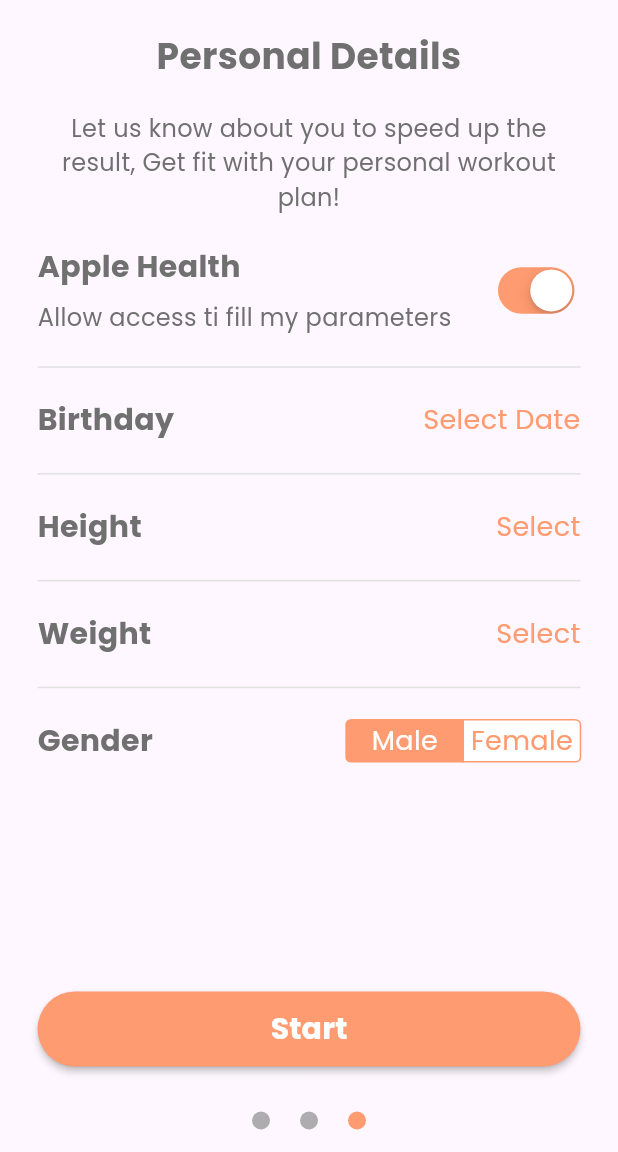
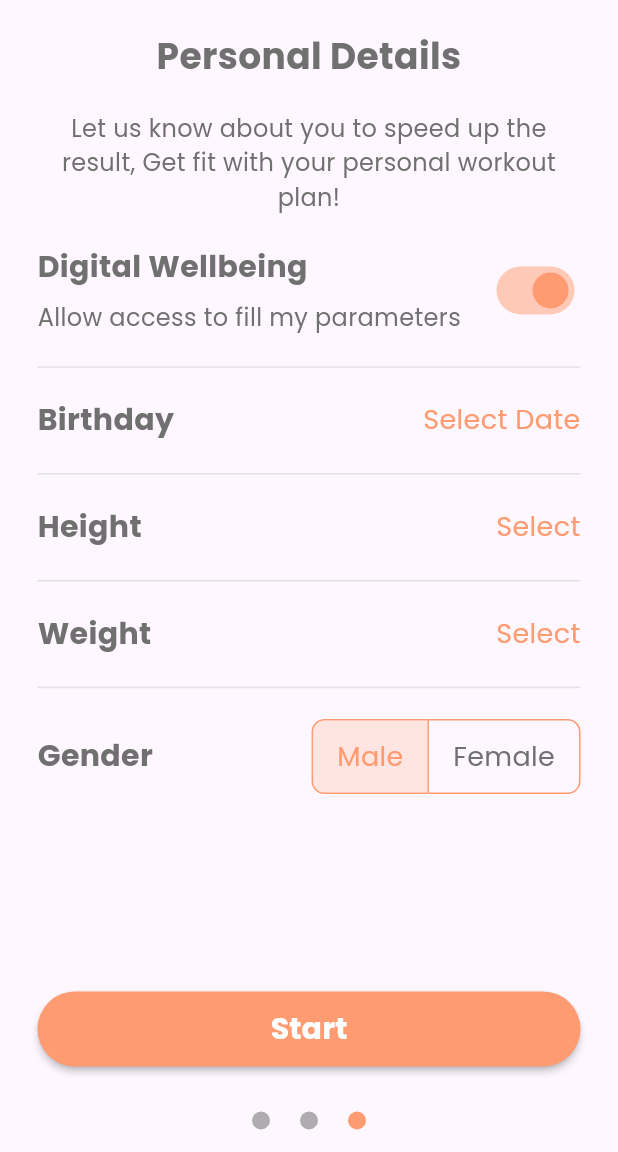
Before and after one commit to prajapati-het/GymPal-A_Home_Fitness_App, a Flutter app: the Step3View screen opened directly, on a phone screen of 412 x 824 dp, the part 84-1236 px from its top. Run offline on Flutter 3.47's test engine with Material 3 defaults, Android fonts, the phone set to English and light mode, and no system bars; our stand-ins replace carousel_slider, flutter_rating_bar.

Commit message:
some android widget changes

```diff
--- a/lib/common_widget/select_picker.dart
+++ b/lib/common_widget/select_picker.dart
@@ -1,15 +1,19 @@
-import 'package:flutter/cupertino.dart';
 import 'package:flutter/material.dart';
-
 import '../common/Color.dart';
-
 
 class SelectPicker extends StatelessWidget {
   final String? selectVal;
   final String title;
-  final List allVal;
-  final Function( String) didChange;
-  const SelectPicker({super.key,required this.title, required this.allVal , required this.didChange, this.selectVal});
+  final List<String> allVal;
+  final Function(String) didChange;
+
+  const SelectPicker({
+    super.key,
+    required this.title,
+    required this.allVal,
+    required this.didChange,
+    this.selectVal,
+  });
 
   @override
   Widget build(BuildContext context) {
@@ -17,7 +21,7 @@ class SelectPicker extends StatelessWidget {
 
     return InkWell(
       onTap: () {
-        showCupertinoModalPopup(
+        showModalBottomSheet(
           context: context,
           builder: (context) {
             return Container(
@@ -37,36 +41,43 @@ class SelectPicker extends StatelessWidget {
                           style: TextStyle(
                             color: AppColor.secondaryText,
                             fontSize: 16,
-                                  fontWeight: FontWeight.w700),
-                            ))
+                            fontWeight: FontWeight.w700,
+                          ),
+                        ),
+                      ),
                     ],
                   ),
-                    SizedBox(
-                        height: 200,
-                        child: CupertinoPicker(
-                            onSelectedItemChanged: (index) {
-                              didChange(allVal[index]);
-                            },
+                  Expanded(
+                    child: ListView.builder(
+                      itemCount: allVal.length,
                       itemExtent: 40,
-                            magnification: 1.2,
-                            children: allVal.map((itemObj) {
-                              return  Text(
-                                itemObj.toString(),
+                      itemBuilder: (context, index) {
+                        return ListTile(
+                          title: Text(
+                            allVal[index],
+                            textAlign: TextAlign.center,
                             style: TextStyle(
                               color: AppColor.secondaryText,
                               fontSize: 16,
-                                    fontWeight: FontWeight.w700),
+                              fontWeight: FontWeight.w700,
+                            ),
+                          ),
+                          onTap: () {
+                            didChange(allVal[index]);
+                            Navigator.pop(context);
+                          },
                         );
-                            }).toList() ) ),
-
+                      },
+                    ),
+                  ),
                 ],
               ),
             );
-            });
+          },
+        );
       },
       child: Padding(
-        padding:
-        EdgeInsets.symmetric(vertical: media.width * 0.05),
+        padding: EdgeInsets.symmetric(vertical: media.width * 0.05),
         child: Row(
           mainAxisAlignment: MainAxisAlignment.spaceBetween,
           children: [
@@ -75,17 +86,18 @@ class SelectPicker extends StatelessWidget {
               style: TextStyle(
                 color: AppColor.secondaryText,
                 fontSize: 20,
-                  fontWeight: FontWeight.w700),
+                fontWeight: FontWeight.w700,
+              ),
             ),
             const SizedBox(
               height: 8,
             ),
             Text(
-              selectVal ??
-                  "Select"
-              ,
+              selectVal ?? "Select",
               style: TextStyle(
-                  color: AppColor.primary, fontSize: 18),
+                color: AppColor.primary,
+                fontSize: 18,
+              ),
             ),
           ],
         ),
--- a/lib/view/home_view/home_view.dart
+++ b/lib/view/home_view/home_view.dart
@@ -197,7 +197,9 @@ class _HomeViewState extends State<HomeView> {
                               isLast: true,
                               onPressed: () {}),
                           const Spacer(),
-                          SizedBox(
+                          Expanded(
+                            child: SafeArea(
+                              child: SizedBox(
                                 width: 150,
                                 height: 40,
                                 child: RoundButton(
@@ -218,6 +220,8 @@ class _HomeViewState extends State<HomeView> {
                                       }
                                     }),
                               ),
+                            ),
+                          ),
                           const SizedBox(
                             height: 20,
                           )
--- a/lib/view/login/step2_view.dart
+++ b/lib/view/login/step2_view.dart
@@ -53,7 +53,7 @@ class _Step2ViewState extends State<Step2View> {
                 ),
               ),
               FitnessLevelSelector(
-                title: "Beginer",
+                title: "Beginner",
                 subtitle: "You are new to fitness training",
                 isSelect: selectIndex == 0,
                 onPressed: () {
--- a/lib/view/login/step3_view.dart
+++ b/lib/view/login/step3_view.dart
@@ -14,7 +14,7 @@ class Step3View extends StatefulWidget {
 }
 
 class _Step3ViewState extends State<Step3View> {
-  bool isAppleHealth = true;
+  bool digitalWellbeing = true;
   DateTime? selectDate;
   String? selectHeight;
   String? selectWeight;
@@ -35,13 +35,15 @@ class _Step3ViewState extends State<Step3View> {
             "assets/img/back.png",
             width: 25,
             height: 25,
-              )),
+          ),
+        ),
         title: Text(
           "Step 3 of 3",
           style: TextStyle(
             color: AppColor.primary,
             fontSize: 20,
-                fontWeight: FontWeight.w700),
+            fontWeight: FontWeight.w700,
+          ),
         ),
       ),
       body: SafeArea(
@@ -55,7 +57,8 @@ class _Step3ViewState extends State<Step3View> {
                 style: TextStyle(
                   color: AppColor.secondaryText,
                   fontSize: 24,
-                      fontWeight: FontWeight.w700),
+                  fontWeight: FontWeight.w700,
+                ),
               ),
             ),
             Padding(
@@ -63,7 +66,10 @@ class _Step3ViewState extends State<Step3View> {
               child: Text(
                 "Let us know about you to speed up the result, Get fit with your personal workout plan!",
                 textAlign: TextAlign.center,
-                  style: TextStyle(color: AppColor.secondaryText, fontSize: 16),
+                style: TextStyle(
+                  color: AppColor.secondaryText,
+                  fontSize: 16,
+                ),
               ),
             ),
             SizedBox(
@@ -80,32 +86,35 @@ class _Step3ViewState extends State<Step3View> {
                           crossAxisAlignment: CrossAxisAlignment.start,
                           children: [
                             Text(
-                                "Apple Health",
+                              "Digital Wellbeing",
                               style: TextStyle(
                                 color: AppColor.secondaryText,
                                 fontSize: 20,
-                                    fontWeight: FontWeight.w700),
+                                fontWeight: FontWeight.w700,
+                              ),
                             ),
                             const SizedBox(
                               height: 8,
                             ),
                             Text(
-                                "Allow access ti fill my parameters",
+                              "Allow access to fill my parameters",
                               style: TextStyle(
                                 color: AppColor.secondaryText,
-                                    fontSize: 16),
+                                fontSize: 16,
+                              ),
                             ),
                           ],
                         ),
                       ),
-                        CupertinoSwitch(
-                            activeColor: AppColor.primary,
-                            value: isAppleHealth,
+                      Switch(
+                        value: digitalWellbeing,
                         onChanged: (newVal) {
                           setState(() {
-                                isAppleHealth = isAppleHealth;
+                            digitalWellbeing = newVal;
                           });
-                            })
+                        },
+                        activeColor: AppColor.primary,
+                      ),
                     ],
                   ),
                   SizedBox(height: media.width * 0.05),
@@ -156,6 +165,8 @@ class _Step3ViewState extends State<Step3View> {
                       "56 kg",
                       "57 kg",
                       "58 kg",
+                      "59 kg",
+                      "60 kg"
                     ],
                     selectVal: selectWeight,
                     title: "Weight",
@@ -177,44 +188,50 @@ class _Step3ViewState extends State<Step3View> {
                           style: TextStyle(
                             color: AppColor.secondaryText,
                             fontSize: 20,
-                                fontWeight: FontWeight.w700),
+                            fontWeight: FontWeight.w700,
                           ),
-                          CupertinoSegmentedControl(
-                            groupValue: isMale,
-                            selectedColor: AppColor.primary,
-                            unselectedColor: AppColor.white,
-                            borderColor: AppColor.primary,
-                            children: const {
-                              true: Text(" Male ",
-                                  style: TextStyle(fontSize: 18)),
-                              false: Text(" Female ",
-                                  style: TextStyle(fontSize: 18))
-                            },
-                            onValueChanged: (isMaleVal) {
+                        ),
+                        ToggleButtons(
+                          isSelected: [isMale, !isMale],
+                          onPressed: (index) {
                             setState(() {
-                                isMale = isMaleVal;
+                              isMale = index == 0;
                             });
                           },
-                            padding: EdgeInsets.zero,
+                          color: AppColor.secondaryText,
+                          selectedColor: AppColor.primary,
+                          fillColor: AppColor.primary.withOpacity(0.2),
+                          borderColor: AppColor.primary,
+                          selectedBorderColor: AppColor.primary,
+                          borderRadius: BorderRadius.circular(8),
+                          children: const [
+                            Padding(
+                              padding: EdgeInsets.symmetric(horizontal: 16),
+                              child: Text("Male", style: TextStyle(fontSize: 18)),
+                            ),
+                            Padding(
+                              padding: EdgeInsets.symmetric(horizontal: 16),
+                              child: Text("Female", style: TextStyle(fontSize: 18)),
+                            ),
+                          ],
                         )
                       ],
                     ),
-                    )
+                  ),
                 ],
               ),
             ),
             const Spacer(),
             Padding(
-                padding:
-                    const EdgeInsets.symmetric(vertical: 30, horizontal: 25),
+              padding: const EdgeInsets.symmetric(vertical: 30, horizontal: 25),
               child: RoundButton(
                 title: "Start",
                 onPressed: () {
                   Navigator.pushAndRemoveUntil(
                     context,
-                        MaterialPageRoute(
-                            builder: (context) => const MenuView()),
-                        (route) => false);
+                    MaterialPageRoute(builder: (context) => const MenuView()),
+                        (route) => false,
+                  );
                 },
               ),
             ),
@@ -229,7 +246,8 @@ class _Step3ViewState extends State<Step3View> {
                     color: 3 == pObj
                         ? AppColor.primary
                         : AppColor.gray.withOpacity(0.7),
-                        borderRadius: BorderRadius.circular(6)),
+                    borderRadius: BorderRadius.circular(6),
+                  ),
                 );
               }).toList(),
             ),
@@ -238,6 +256,7 @@ class _Step3ViewState extends State<Step3View> {
             )
           ],
         ),
-        ));
+      ),
+    );
   }
 }
```
Also changed, not shown: lib/common_widget/menu_cell.dart (+12 -13 lines), lib/common_widget/select_datetime.dart (+43 -45 lines), lib/view/workout/workout_detail_view.dart (+29 -25 lines). Lines whose indentation alone changed are shown as unchanged.
